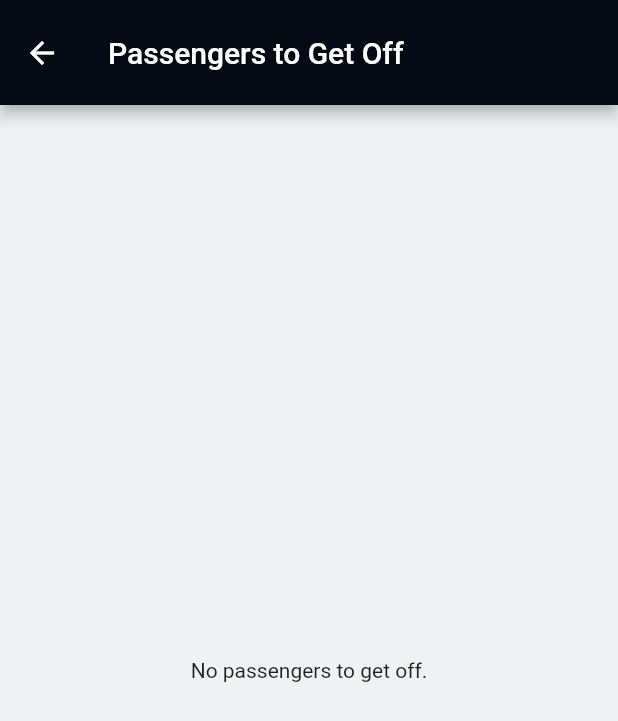
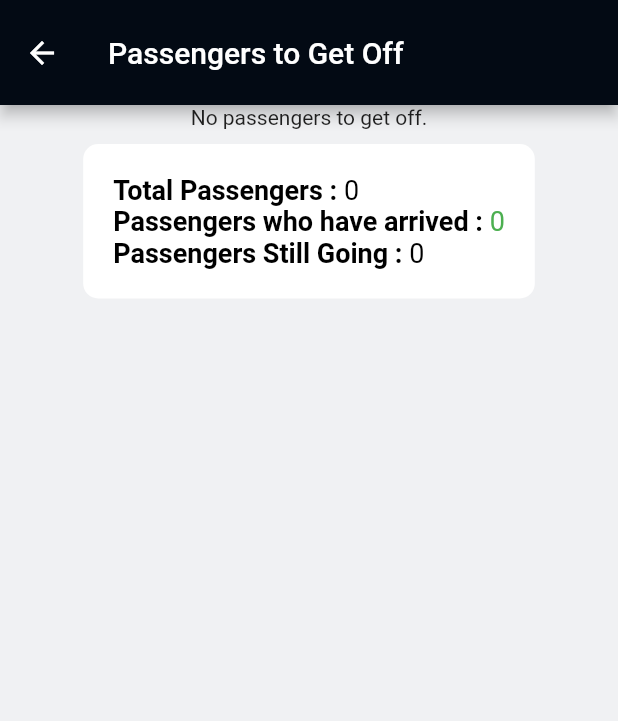
Before and after one commit to jadon6uwizeye/smart_transport, a Flutter app: the PassengersToGetOffList screen opened directly, on a phone screen of 412 x 824 dp. Shown: the top 721 px of the screen. Run offline on Flutter 3.47's test engine with Material 2 defaults, Android fonts, the phone set to English and light mode, and no system bars; our stand-ins replace geolocator, google_maps_flutter, loading_overlay, location, shared_preferences; missing offline and left inert: flutter_polyline_points; accounts and stored records are empty; network calls fail.

Commit message:
changes on app name and outgoing screen

```diff
--- a/app/lib/presentation/views/outgoing.dart
+++ b/app/lib/presentation/views/outgoing.dart
@@ -15,6 +15,9 @@ class _PassengersToGetOffListState extends State<PassengersToGetOffList> {
   var locations;
   // List of location names
   var passengers;
+  int totalPassengers = 0;
+  int passengersWithStatusC = 0;
+  int passengersWithOtherStatus = 0;
 
   void _fetch_locations() async {
     var prefs = await SharedPreferences.getInstance();
@@ -35,6 +38,16 @@ class _PassengersToGetOffListState extends State<PassengersToGetOffList> {
       print("here");
       setState(() {
         locations = json_response;
+        locations.forEach((destination, passengers) {
+          passengers.forEach((passenger) {
+            totalPassengers++;
+            if (passenger['status'] == 'C') {
+              passengersWithStatusC++;
+            } else {
+              passengersWithOtherStatus++;
+            }
+          });
+        });
       });
       print("check");
     } else {
@@ -59,16 +72,20 @@ class _PassengersToGetOffListState extends State<PassengersToGetOffList> {
         // change the app bar height
         toolbarHeight: 70,
       ),
-      body: locations != null
+      body: Column(
+        children: [
+          locations != null
               // && passengers != null
-          ? ListView.builder(
+              ? Expanded(
+                  child: ListView.builder(
                     itemCount: locations.length,
                     itemBuilder: (context, index) {
                       final location = locations.keys.toList()[index];
                       final passengerList = locations[location];
 
                       return Card(
-                  margin: EdgeInsets.symmetric(vertical: 10, horizontal: 20),
+                        margin:
+                            EdgeInsets.symmetric(vertical: 10, horizontal: 20),
                         child: ListTile(
                           title: Text(
                             location,
@@ -81,18 +98,97 @@ class _PassengersToGetOffListState extends State<PassengersToGetOffList> {
                               ? Column(
                                   crossAxisAlignment: CrossAxisAlignment.start,
                                   children: passengerList
-                                .map<Widget>((passenger) =>
-                                    Text("  ${passenger['name']}"))
-                                .toList(),
+                                      .map<Widget>((passenger) => RichText(
+                                            text: TextSpan(
+                                              children: [
+                                                TextSpan(
+                                                  text:
+                                                      " ${passenger['name']}      - ",
+                                                  style: TextStyle(
+                                                    fontSize: 15,
+                                                    fontWeight: FontWeight.w400,
+                                                    color: Colors
+                                                        .black, // Always black for 'name'
+                                                  ),
+                                                ),
+                                                TextSpan(
+                                                  text:
+                                                      passenger['status'] == 'C'
+                                                          ? ' ✅  Arrived'
+                                                          : '',
+                                                  style: TextStyle(
+                                                    fontSize: 15,
+                                                    fontWeight: FontWeight.bold,
+                                                    color: passenger[
+                                                                'status'] ==
+                                                            'C'
+                                                        ? Colors.green
+                                                        : Colors
+                                                            .black, // Black for 'arrived' part
+                                                  ),
+                                                ),
+                                              ],
+                                            ),
+                                          ))
+                                      .toList()
+
+                                  // Display passenger name and if status is C display "Confirmed" else display "Not Confirmed"
+                                  // .map<Widget>((passenger) => Text(
+                                  //     "  ${passenger['name']} - ${passenger['status'] == 'C' ? 'Confirmed' : 'Not Confirmed'}"))
+                                  // .toList(),
                                   )
                               : Text("No passengers to get off."),
                         ),
                       );
                     },
+                  ),
                 )
               : Center(
                   child: Text("No passengers to get off."),
                 ),
+          Container(
+            decoration: BoxDecoration(
+              color: Colors.white,
+              borderRadius: BorderRadius.circular(10),
+            ),
+            padding: EdgeInsets.all(20),
+            margin: EdgeInsets.all(10),
+            child: RichText(
+              text: TextSpan(
+                style: TextStyle(color: Colors.black, fontSize: 18),
+                children: <TextSpan>[
+                  TextSpan(
+                    text: "Total Passengers : ",
+                    style: TextStyle(
+                      fontWeight: FontWeight.bold,
+                    ),
+                  ),
+                  TextSpan(
+                    text: "$totalPassengers\n",
+                    style: TextStyle(color: Colors.black),
+                  ),
+                  TextSpan(
+                    text: "Passengers who have arrived : ",
+                    style: TextStyle(fontWeight: FontWeight.bold),
+                  ),
+                  TextSpan(
+                    text: "$passengersWithStatusC\n",
+                    style: TextStyle(color: Colors.green),
+                  ),
+                  TextSpan(
+                    text: "Passengers Still Going : ",
+                    style: TextStyle(fontWeight: FontWeight.bold),
+                  ),
+                  TextSpan(
+                    text: "$passengersWithOtherStatus",
+                    style: TextStyle(color: Colors.black),
+                  ),
+                ],
+              ),
+            ),
+          )
+        ],
+      ),
     );
   }
 }
```
Also changed, not shown: 1 other file. Lines whose indentation alone changed are shown as unchanged.
